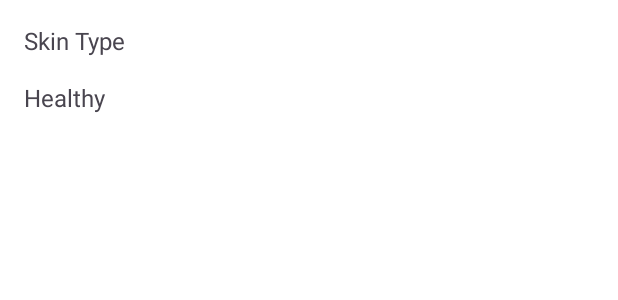
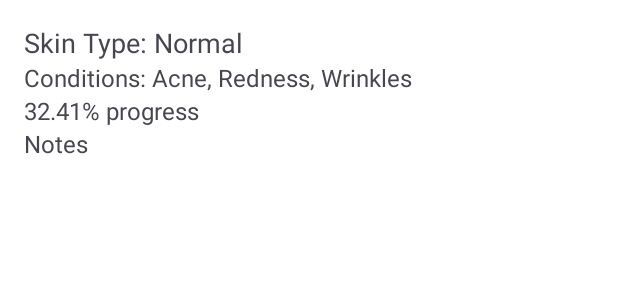
Before and after one commit to SkinPal/MD-App-Development, an Android app: the layout bottom_sheet_result.xml on its own in the app's theme, with its tools: preview values and no code run, on a phone screen of 412 x 824 dp. Shown: the top 300 px of the screen. Run offline under Robolectric (Android 15) with nearby library versions, the phone set to English and light mode, and no system bars; network calls fail.

Commit message:
Add analysis result to local database

```diff
--- a/app/src/main/res/layout/bottom_sheet_result.xml
+++ b/app/src/main/res/layout/bottom_sheet_result.xml
@@ -1,53 +1,44 @@
-<?xml version="1.0" encoding="utf-8"?>
-<androidx.core.widget.NestedScrollView
+<LinearLayout
     xmlns:android="http://schemas.android.com/apk/res/android"
-    xmlns:app="http://schemas.android.com/apk/res-auto"
     android:layout_width="match_parent"
-    android:layout_height="wrap_content">
-
-    <LinearLayout
-        android:layout_width="match_parent"
-        android:layout_height="wrap_content"
+    android:layout_height="match_parent"
     android:orientation="vertical"
     android:padding="16dp">
 
+    <!-- Skin Health Summary -->
     <TextView
-            android:id="@+id/tvSkinType"
-            android:layout_width="match_parent"
+        android:id="@+id/skin_type"
+        android:layout_width="wrap_content"
         android:layout_height="wrap_content"
-            android:textSize="16sp"
-            android:text="@string/skin_type"
-            android:layout_marginBottom="16dp"/>
+        android:text="Skin Type: Normal"
+        android:textSize="18sp"/>
 
     <TextView
-            android:id="@+id/tvSkinConditions"
+        android:id="@+id/skin_conditions"
+        android:layout_width="wrap_content"
+        android:layout_height="wrap_content"
+        android:text="Conditions: Acne, Redness, Wrinkles"
+        android:textSize="16sp"/>
+
+    <!-- Progress -->
+    <TextView
+        android:id="@+id/progress_message"
+        android:layout_width="wrap_content"
+        android:layout_height="wrap_content"
+        android:text="32.41% progress"
+        android:textSize="16sp"/>
+
+    <!-- Product Recommendations -->
+    <androidx.recyclerview.widget.RecyclerView
+        android:id="@+id/facial_wash_recycler"
         android:layout_width="match_parent"
+        android:layout_height="wrap_content"/>
+
+    <!-- Notes -->
+    <TextView
+        android:id="@+id/notes"
+        android:layout_width="wrap_content"
         android:layout_height="wrap_content"
-            android:text="@string/skin_condition"
-            android:textSize="16sp"
-            android:layout_marginBottom="16dp"/>
-
-        <TextView
-            android:id="@+id/tvOverallResult"
-            android:layout_width="match_parent"
-            android:layout_height="wrap_content"
-            android:textSize="18sp"
-            android:textStyle="bold"
-            android:layout_marginBottom="16dp"/>
-
-        <TextView
-            android:id="@+id/tvRecommendations"
-            android:layout_width="match_parent"
-            android:layout_height="wrap_content"
-            android:textSize="16sp"
-            android:layout_marginBottom="16dp"/>
-
-        <LinearLayout
-            android:id="@+id/layoutProducts"
-            android:layout_width="match_parent"
-            android:layout_height="wrap_content"
-            android:orientation="vertical"/>
-
+        android:text="Notes"
+        android:textSize="16sp"/>
 </LinearLayout>
-
-</androidx.core.widget.NestedScrollView>
```
Also changed, not shown: app/src/main/java/com/capstone/skinpal/data/remote/response/AnalyzeResponse.kt (+85 -217 lines), app/src/main/java/com/capstone/skinpal/ui/Repository.kt (+19 -5 lines), app/src/main/java/com/capstone/skinpal/ui/camera/ResultFragment.kt (+69 -110 lines), app/src/main/java/com/capstone/skinpal/ui/history/CameraWeeklyActivity.kt (+6 -3 lines), app/src/main/java/com/capstone/skinpal/ui/history/ResultAdapter.kt (added, +54 -0 lines). Lines whose indentation alone changed are shown as unchanged.
